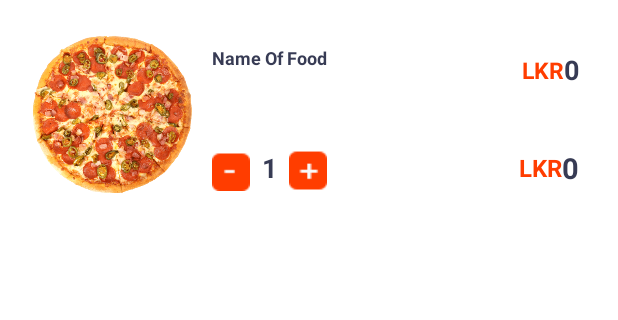
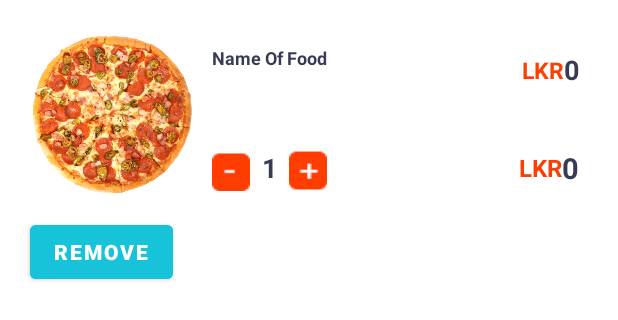
Before and after one commit to thasneem240/Food_Ordering_Application, an Android app: the layout view_holder_bucket.xml on its own in the app's theme, with its tools: preview values and no code run, on a phone screen of 412 x 824 dp. Shown: the top 320 px of the screen. Run offline under Robolectric (Android 15) with nearby library versions, the phone set to English and light mode, and no system bars; Roboto replaces fonts that are not available here.

Commit message:
Remove Button is Added in View Holder for Bucket

```diff
--- a/app/src/main/res/layout/view_holder_bucket.xml
+++ b/app/src/main/res/layout/view_holder_bucket.xml
@@ -1,6 +1,7 @@
 <?xml version="1.0" encoding="utf-8"?>
 <androidx.constraintlayout.widget.ConstraintLayout xmlns:android="http://schemas.android.com/apk/res/android"
     xmlns:app="http://schemas.android.com/apk/res-auto"
+    xmlns:tools="http://schemas.android.com/tools"
     android:layout_width="match_parent"
     android:layout_height="wrap_content"
     android:layout_marginStart="10dp"
@@ -16,7 +17,7 @@
         android:layout_marginStart="5dp"
         android:layout_marginTop="5dp"
         android:layout_marginBottom="5dp"
-        app:layout_constraintBottom_toBottomOf="parent"
+        app:layout_constraintBottom_toTopOf="@id/buttonRemove"
         app:layout_constraintStart_toStartOf="parent"
         app:layout_constraintTop_toTopOf="parent"
         app:srcCompat="@drawable/pizza_etc" />
@@ -115,4 +116,20 @@
         app:layout_constraintBottom_toBottomOf="@+id/totItemCost"
         app:layout_constraintEnd_toStartOf="@+id/totItemCost"
         app:layout_constraintTop_toTopOf="@+id/totItemCost" />
+
+    <Button
+        android:id="@+id/buttonRemove"
+        android:layout_width="wrap_content"
+        android:layout_height="wrap_content"
+        android:layout_marginTop="3dp"
+        android:text="Remove"
+        android:textStyle="bold"
+        android:textColor="@color/white"
+        android:backgroundTint="#16C3D8"
+        app:layout_constraintStart_toStartOf="parent"
+        app:layout_constraintBottom_toBottomOf="parent"
+        app:layout_constraintTop_toBottomOf="@+id/foodImage"
+        android:layout_marginStart="10dp"
+        android:layout_marginBottom="5dp"
+        />
 </androidx.constraintlayout.widget.ConstraintLayout>
```
